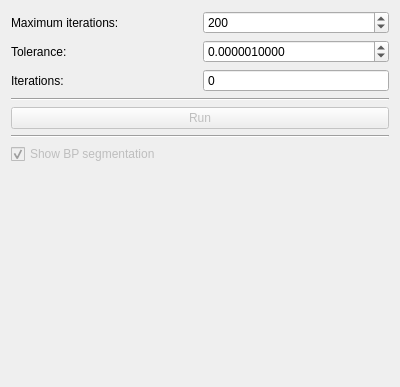
This is code_revision/src/lib/visualization/BPControl.ui in jmaye/curb-detection as Qt 5 draws it before an edit. The edited form follows.
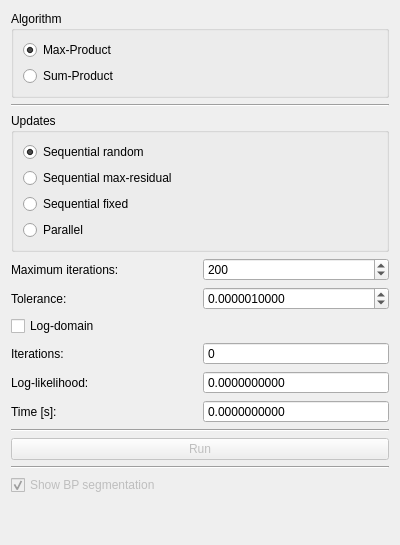
This is the edited form.

```diff
--- a/code_revision/src/lib/visualization/BPControl.ui
+++ b/code_revision/src/lib/visualization/BPControl.ui
@@ -7,13 +7,86 @@
     <x>0</x>
     <y>0</y>
     <width>400</width>
-    <height>387</height>
+    <height>545</height>
    </rect>
   </property>
   <property name="windowTitle">
    <string>Form</string>
   </property>
   <layout class="QVBoxLayout" name="verticalLayout">
+   <item>
+    <widget class="QGroupBox" name="algoGroupBox">
+     <property name="title">
+      <string>Algorithm</string>
+     </property>
+     <layout class="QVBoxLayout" name="verticalLayout_3">
+      <item>
+       <widget class="QRadioButton" name="maxProdButton">
+        <property name="text">
+         <string>Max-Product</string>
+        </property>
+        <property name="checked">
+         <bool>true</bool>
+        </property>
+       </widget>
+      </item>
+      <item>
+       <widget class="QRadioButton" name="sumProdButton">
+        <property name="text">
+         <string>Sum-Product</string>
+        </property>
+       </widget>
+      </item>
+     </layout>
+    </widget>
+   </item>
+   <item>
+    <widget class="Line" name="line_2">
+     <property name="orientation">
+      <enum>Qt::Horizontal</enum>
+     </property>
+    </widget>
+   </item>
+   <item>
+    <widget class="QGroupBox" name="updatesGroupBox">
+     <property name="title">
+      <string>Updates</string>
+     </property>
+     <layout class="QVBoxLayout" name="verticalLayout_2">
+      <item>
+       <widget class="QRadioButton" name="seqrndButton">
+        <property name="text">
+         <string>Sequential random</string>
+        </property>
+        <property name="checked">
+         <bool>true</bool>
+        </property>
+       </widget>
+      </item>
+      <item>
+       <widget class="QRadioButton" name="seqmaxButton">
+        <property name="text">
+         <string>Sequential max-residual</string>
+        </property>
+       </widget>
+      </item>
+      <item>
+       <widget class="QRadioButton" name="seqfixButton">
+        <property name="text">
+         <string>Sequential fixed</string>
+        </property>
+       </widget>
+      </item>
+      <item>
+       <widget class="QRadioButton" name="parallButton">
+        <property name="text">
+         <string>Parallel</string>
+        </property>
+       </widget>
+      </item>
+     </layout>
+    </widget>
+   </item>
    <item>
     <layout class="QGridLayout" name="paramLayout">
      <item row="0" column="0">
@@ -53,14 +126,14 @@
        </property>
       </widget>
      </item>
-     <item row="2" column="0">
-      <widget class="QLabel" name="IterTextLabel">
+     <item row="8" column="0">
+      <widget class="QLabel" name="iterTextLabel">
        <property name="text">
         <string>Iterations:</string>
        </property>
       </widget>
      </item>
-     <item row="2" column="1">
+     <item row="8" column="1">
       <widget class="QSpinBox" name="iterSpinBox">
        <property name="readOnly">
         <bool>true</bool>
@@ -73,6 +146,59 @@
        </property>
       </widget>
      </item>
+     <item row="2" column="0">
+      <widget class="QCheckBox" name="logDomainCheckBox">
+       <property name="text">
+        <string>Log-domain</string>
+       </property>
+      </widget>
+     </item>
+     <item row="9" column="0">
+      <widget class="QLabel" name="llLabel">
+       <property name="text">
+        <string>Log-likelihood:</string>
+       </property>
+      </widget>
+     </item>
+     <item row="9" column="1">
+      <widget class="QDoubleSpinBox" name="llSpinBox">
+       <property name="readOnly">
+        <bool>true</bool>
+       </property>
+       <property name="buttonSymbols">
+        <enum>QAbstractSpinBox::NoButtons</enum>
+       </property>
+       <property name="decimals">
+        <number>10</number>
+       </property>
+       <property name="maximum">
+        <double>1000000.000000000000000</double>
+       </property>
+      </widget>
+     </item>
+     <item row="10" column="0">
+      <widget class="QLabel" name="timeLabel">
+       <property name="text">
+        <string>Time [s]:</string>
+       </property>
+      </widget>
+     </item>
+     <item row="10" column="1">
+      <widget class="QDoubleSpinBox" name="timeSpinBox">
+       <property name="readOnly">
+        <bool>true</bool>
+       </property>
+       <property name="buttonSymbols">
+        <enum>QAbstractSpinBox::NoButtons</enum>
+       </property>
+       <property name="decimals">
+        <number>10</number>
+       </property>
+       <property name="maximum">
+        <double>1000000.000000000000000</double>
+       </property>
+      </widget>
+     </item>
     </layout>
    </item>
    <item>
```
Left out of the diff: 136 changed lines with no effect on the pictures.
